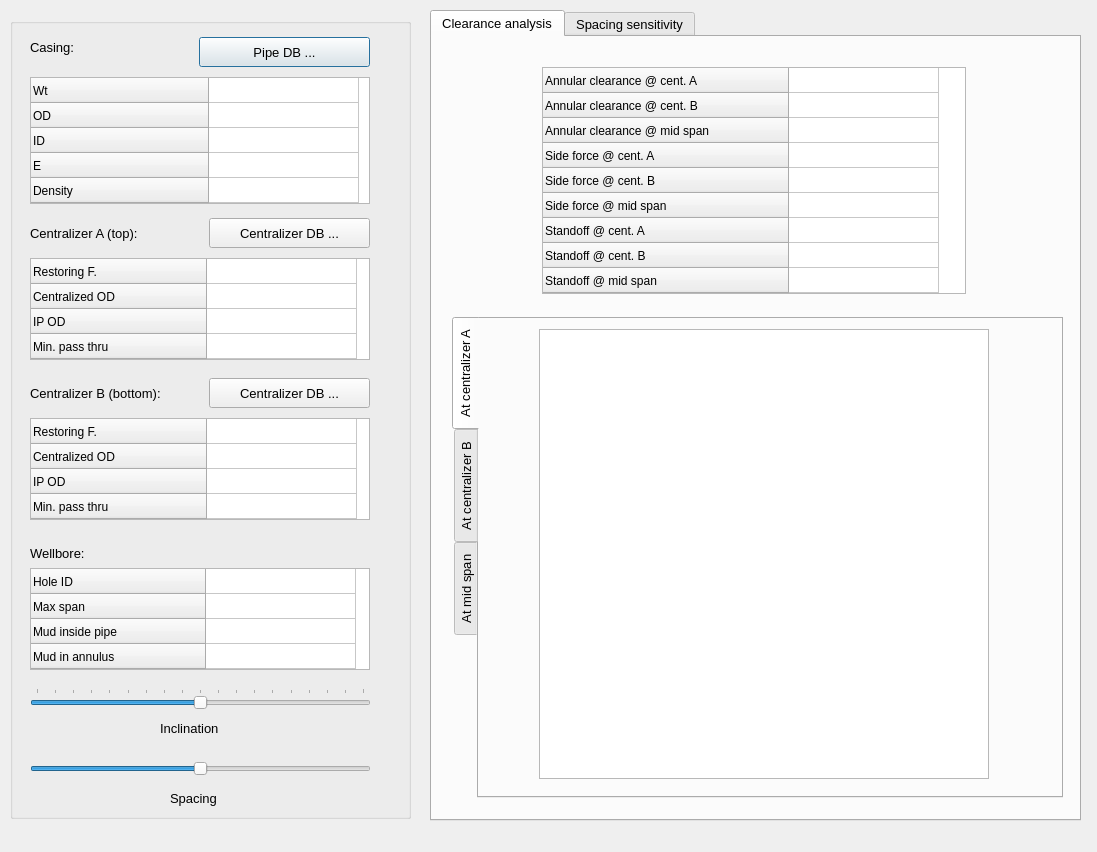
Old version of the form OneSpanAnalysis_Vst.ui in the repository Ivanfdezr/CentralSoftware.
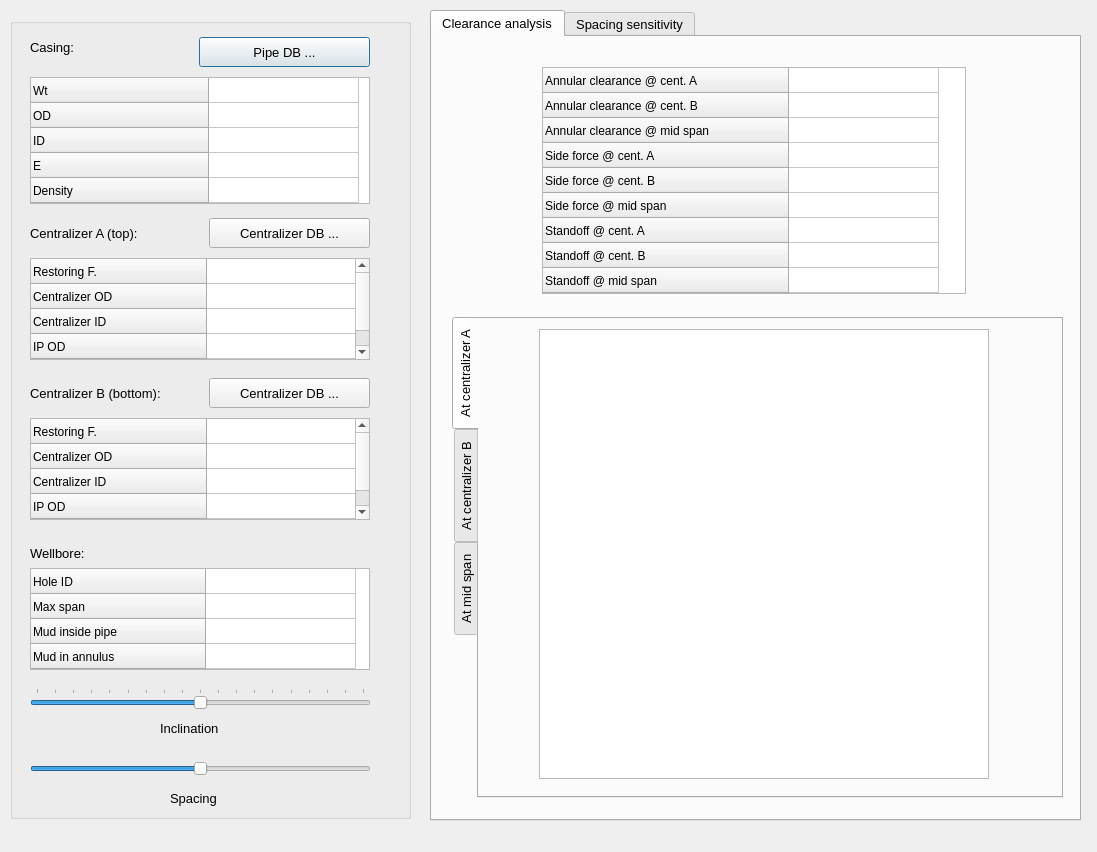
New version of the form. Custom widgets are drawn as their Qt base class.

The edit to the form file:
```diff
--- a/OneSpanAnalysis_Vst.ui
+++ b/OneSpanAnalysis_Vst.ui
@@ -202,7 +202,12 @@
     </row>
     <row>
      <property name="text">
-      <string>Centralized OD</string>
+      <string>Centralizer OD</string>
+     </property>
+    </row>
+    <row>
+     <property name="text">
+      <string>Centralizer ID</string>
      </property>
     </row>
     <row>
@@ -526,7 +531,12 @@
     </row>
     <row>
      <property name="text">
-      <string>Centralized OD</string>
+      <string>Centralizer OD</string>
+     </property>
+    </row>
+    <row>
+     <property name="text">
+      <string>Centralizer ID</string>
      </property>
     </row>
     <row>
```
